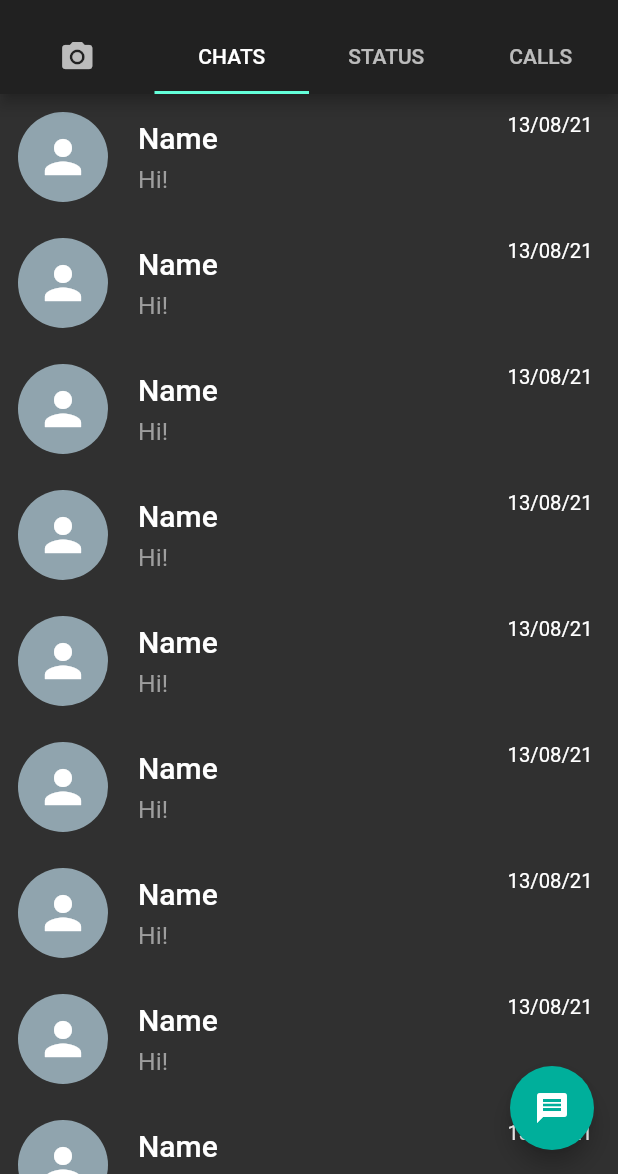
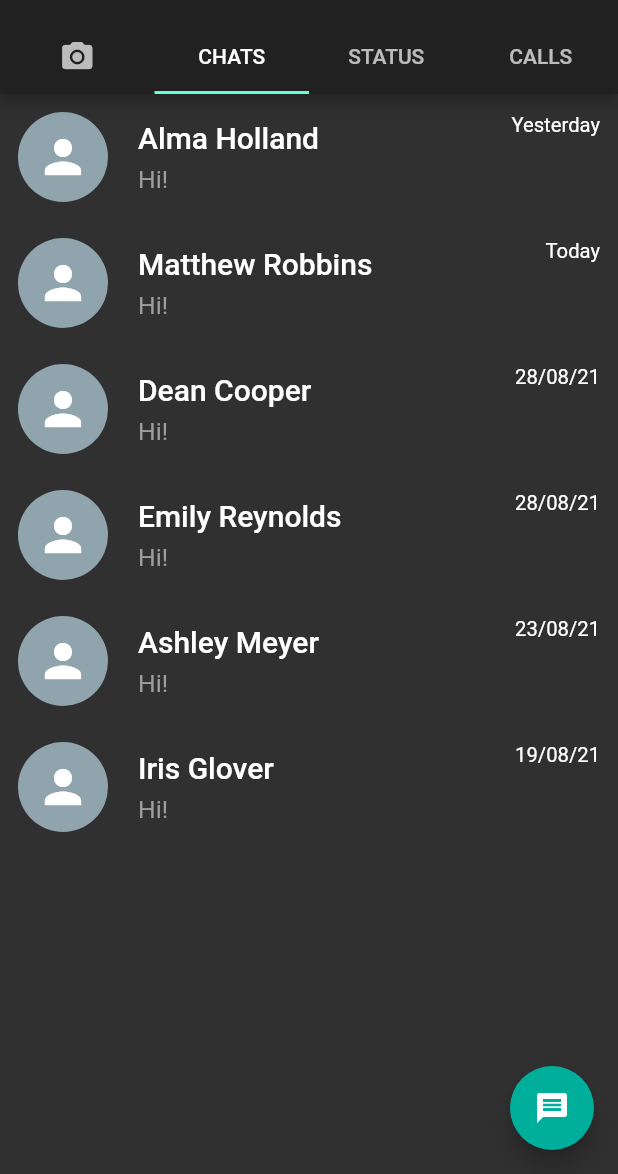
Before and after one commit to Manojkc15/Whatsapp-UI, a Flutter app: the screen it shows after launch, on a phone screen of 412 x 824 dp, the part 62-1236 px from its top. Run offline on Flutter 3.47's test engine with Material 2 defaults, Android fonts, the phone set to English and light mode, and no system bars.

Commit message:
modified chats

```diff
--- a/lib/chats.dart
+++ /dev/null
@@ -1,79 +0,0 @@
-import 'package:flutter/material.dart';
-
-class Chats extends StatelessWidget {
-  @override
-  Widget build(BuildContext context) {
-    return Scaffold(
-      body: ListView.builder(
-        itemCount: 15,
-        itemBuilder: (context, index) {
-          return InkWell(
-            onTap: () {},
-            child: Container(
-              height: 60.0,
-              margin: EdgeInsets.all(12.0),
-              child: Row(
-                crossAxisAlignment: CrossAxisAlignment.start,
-                children: [
-                  CircleAvatar(
-                    child: Icon(
-                      Icons.person,
-                      size: 36.0,
-                      color: Colors.white,
-                    ),
-                    radius: 30.0,
-                    backgroundColor: Colors.blueGrey[300],
-                  ),
-                  SizedBox(width: 20.0),
-                  Expanded(
-                    flex: 4,
-                    child: Column(
-                      mainAxisAlignment: MainAxisAlignment.center,
-                      crossAxisAlignment: CrossAxisAlignment.start,
-                      children: [
-                        Text(
-                          'Name',
-                          style: TextStyle(
-                            fontSize: 20.0,
-                            fontWeight: FontWeight.w500,
-                          ),
-                        ),
-                        SizedBox(height: 7.0),
-                        Text(
-                          'Hi!',
-                          style: TextStyle(
-                            fontSize: 16.5,
-                            color: Colors.grey,
-                          ),
-                        ),
-                      ],
-                    ),
-                  ),
-                  Expanded(
-                      child: Column(
-                    // mainAxisAlignment: MainAxisAlignment.spaceAround,
-                    crossAxisAlignment: CrossAxisAlignment.start,
-                    children: [
-                      Text(
-                        '13/08/21',
-                        style: TextStyle(fontSize: 13.5),
-                      ),
-                    ],
-                  )),
-                ],
-              ),
-            ),
-          );
-        },
-      ),
-      floatingActionButton: FloatingActionButton(
-          onPressed: () {},
-          backgroundColor: Color(0xff00af9b),
-          child: Icon(
-            Icons.message,
-            color: Colors.white,
-          ),
-        ),
-    );
-  }
-}
--- /dev/null
+++ b/lib/chats/chats.dart
@@ -0,0 +1,34 @@
+import 'package:flutter/material.dart';
+
+import 'chatscard.dart';
+class Chats extends StatelessWidget {
+  @override
+  Widget build(BuildContext context) {
+    return Scaffold(
+      // body: ListView.builder(
+      //   itemCount: 15,
+      //   itemBuilder: (context, index) {
+      //     return ChatsCard(name: 'Messi',date: '15/10/20',);
+      //   },
+      // ),
+      body: Column(
+        children: [
+          ChatsCard(name: 'Alma Holland',date: 'Yesterday'),
+          ChatsCard(name: 'Matthew Robbins',date: 'Today'),
+          ChatsCard(name: 'Dean Cooper',date: '28/08/21'),
+          ChatsCard(name: 'Emily Reynolds',date: '28/08/21'),
+          ChatsCard(name: 'Ashley Meyer',date: '23/08/21'),
+          ChatsCard(name: 'Iris Glover',date: '19/08/21'),
+        ],
+      ),
+      floatingActionButton: FloatingActionButton(
+        onPressed: () {},
+        backgroundColor: Color(0xff00af9b),
+        child: Icon(
+          Icons.message,
+          color: Colors.white,
+        ),
+      ),
+    );
+  }
+}
--- /dev/null
+++ b/lib/chats/chatscard.dart
@@ -0,0 +1,71 @@
+import 'package:flutter/material.dart';
+
+class ChatsCard extends StatelessWidget {
+
+  String name;
+  String date;
+
+  ChatsCard({required this.name,required this.date});
+
+  @override
+  Widget build(BuildContext context) {
+    return InkWell(
+      onTap: () {},
+      child: Container(
+        height: 60.0,
+        margin: EdgeInsets.all(12.0),
+        child: Row(
+          crossAxisAlignment: CrossAxisAlignment.start,
+          children: [
+            CircleAvatar(
+              child: Icon(
+                Icons.person,
+                size: 36.0,
+                color: Colors.white,
+              ),
+              radius: 30.0,
+              backgroundColor: Colors.blueGrey[300],
+            ),
+            SizedBox(width: 20.0),
+            Expanded(
+              flex: 4,
+              child: Column(
+                mainAxisAlignment: MainAxisAlignment.center,
+                crossAxisAlignment: CrossAxisAlignment.start,
+                children: [
+                  Text(
+                    '$name',
+                    style: TextStyle(
+                      fontSize: 20.0,
+                      fontWeight: FontWeight.w500,
+                    ),
+                  ),
+                  SizedBox(height: 7.0),
+                  Text(
+                    'Hi!',
+                    style: TextStyle(
+                      fontSize: 16.5,
+                      color: Colors.grey,
+                    ),
+                  ),
+                ],
+              ),
+            ),
+            Expanded(
+              flex: 2,
+              child: Column(
+                crossAxisAlignment: CrossAxisAlignment.end,
+                children: [
+                  Text(
+                    '$date',
+                    style: TextStyle(fontSize: 13.5),
+                  ),
+                ],
+              ),
+            ),
+          ],
+        ),
+      ),
+    );
+  }
+}
--- a/lib/main.dart
+++ b/lib/main.dart
@@ -1,6 +1,6 @@
 import 'package:flutter/material.dart';
 
-import 'chats.dart';
+import 'chats/chats.dart';
 import 'status.dart';
 import 'calls/calls.dart';
 
```
